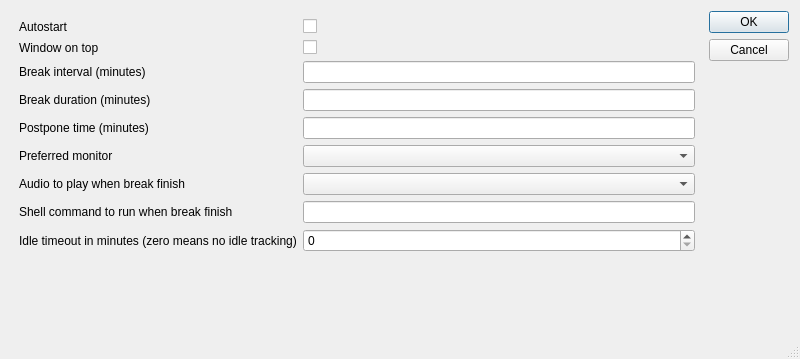
First picture: the form in app/settingsdialog.ui, repository qbreak-app/qbreak, before the edit.
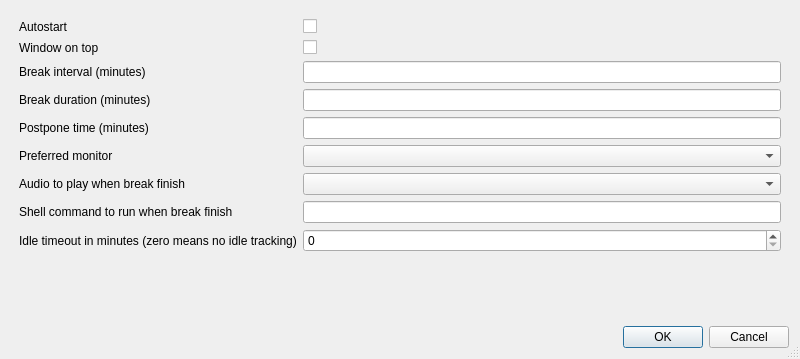
Second picture: the form after the edit.

The edit to the form file:
```diff
--- a/app/settingsdialog.ui
+++ b/app/settingsdialog.ui
@@ -31,7 +31,7 @@
   <property name="modal">
    <bool>false</bool>
   </property>
-  <layout class="QHBoxLayout" name="horizontalLayout">
+  <layout class="QVBoxLayout" name="verticalLayout">
    <item>
     <layout class="QFormLayout" name="formLayout">
      <property name="leftMargin">
@@ -157,7 +157,7 @@
    <item>
     <widget class="QDialogButtonBox" name="buttonBox">
      <property name="orientation">
-      <enum>Qt::Vertical</enum>
+      <enum>Qt::Horizontal</enum>
      </property>
      <property name="standardButtons">
       <set>QDialogButtonBox::Cancel|QDialogButtonBox::Ok</set>
```
